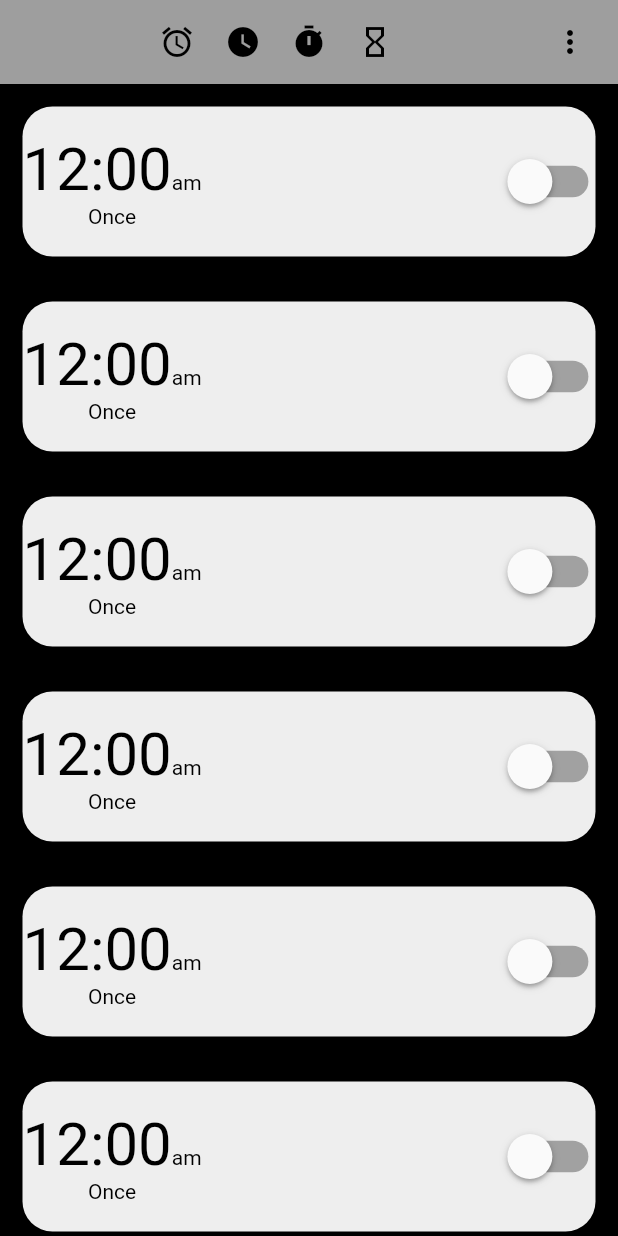
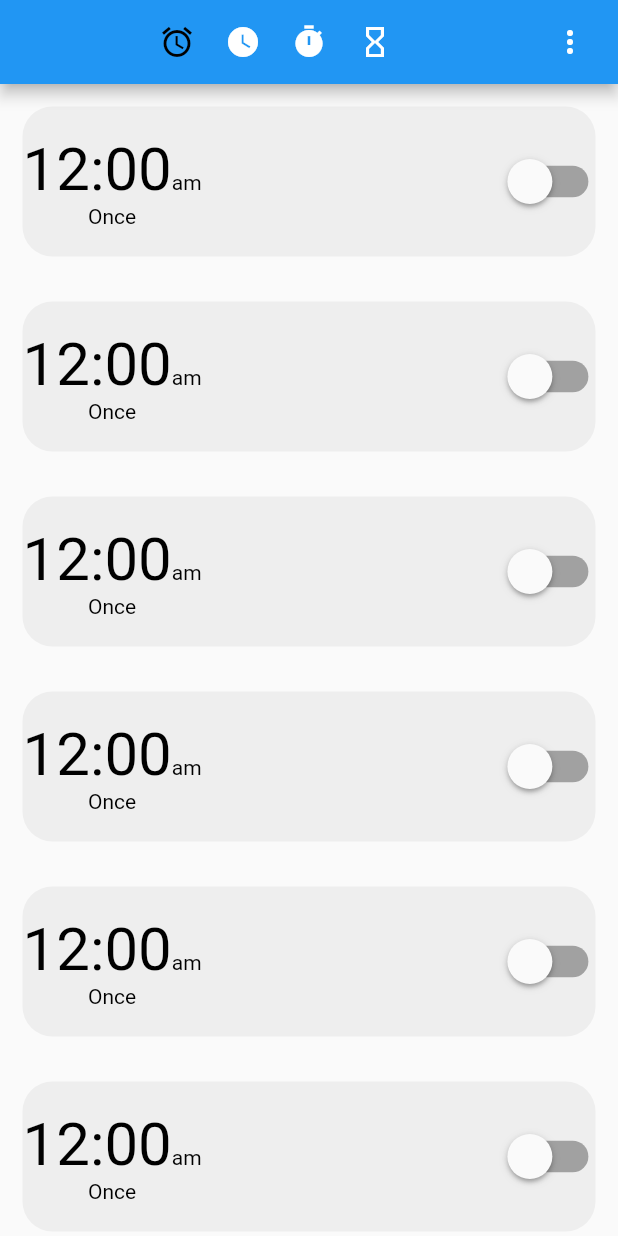
Before and after one commit to 20sw084/Clock, a Flutter app: the screen it shows after launch, on a phone screen of 412 x 824 dp. Run offline on Flutter 3.47's test engine with Material 2 defaults, Android fonts, the phone set to English and light mode, and no system bars; statements that could not run were skipped.

Commit message:
first commit

```diff
--- a/lib/alarm_screen.dart
+++ b/lib/alarm_screen.dart
@@ -6,6 +6,7 @@
 
   @override
   Widget build(BuildContext context) {
+    int whichActionSelected = 1;
     return SafeArea(
       child: Scaffold(
         appBar: AppBar(
@@ -14,13 +15,13 @@
             child: Row(
               mainAxisAlignment: MainAxisAlignment.center,
               children: [
-                GestureDetector(child: Icon(Icons.alarm),onTap: (){print("alarm");},),
+                GestureDetector(child: Icon(Icons.alarm, color: Colors.black,),onTap: (){setState(){whichActionSelected = 1;}},),
                 SizedBox(width: 20,),
-                GestureDetector(child: Icon(Icons.watch_later_sharp),onTap: (){print("alarm");},),
+                GestureDetector(child: Icon(Icons.watch_later_sharp, color: (whichActionSelected == 1)?Colors.black:Colors.grey;),onTap: (){setState(){whichActionSelected = 1;}},),
                 SizedBox(width: 20,),
-                GestureDetector(child: Icon(Icons.timer),onTap: (){print("alarm");},),
+                GestureDetector(child: Icon(Icons.timer, color: (whichActionSelected == 1?Colors.black:Colors.grey;)),onTap: (){setState(){whichActionSelected = 3;}},),
                 SizedBox(width: 20,),
-                GestureDetector(child: Icon(Icons.hourglass_empty_sharp),onTap: (){print("alarm");},),
+                GestureDetector(child: Icon(Icons.hourglass_empty_sharp, color: (whichActionSelected == 1?Colors.black:Colors.grey;)),onTap: (){setState(){whichActionSelected = 4;}},),
               ],
             ),
           ),
@@ -36,7 +37,7 @@
             ),
           ],
         ),
-        backgroundColor: Colors.black,
+        // backgroundColor: Colors.black,
         body: ListView.builder(
           itemCount: 8,
           itemBuilder: (context, index){
--- a/lib/main.dart
+++ b/lib/main.dart
@@ -13,7 +13,7 @@
     return MaterialApp(
       debugShowCheckedModeBanner: false,
       theme: ThemeData(
-          primarySwatch: Colors.grey,
+          primarySwatch: Colors.blue,
       ),
       home: AlarmScreen(),
     );
```
